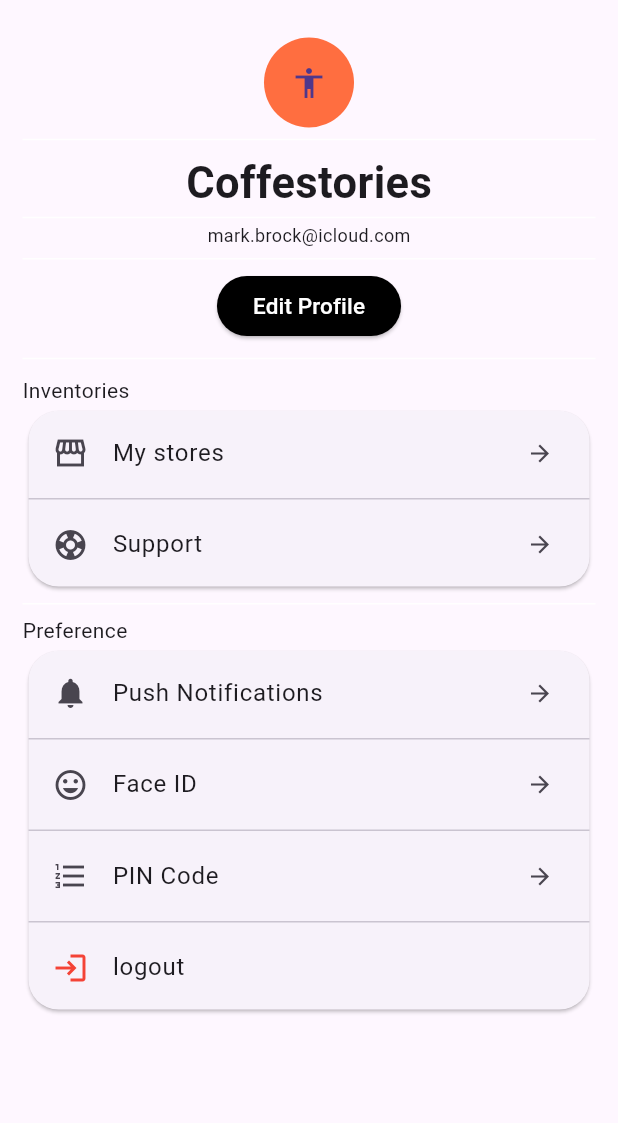
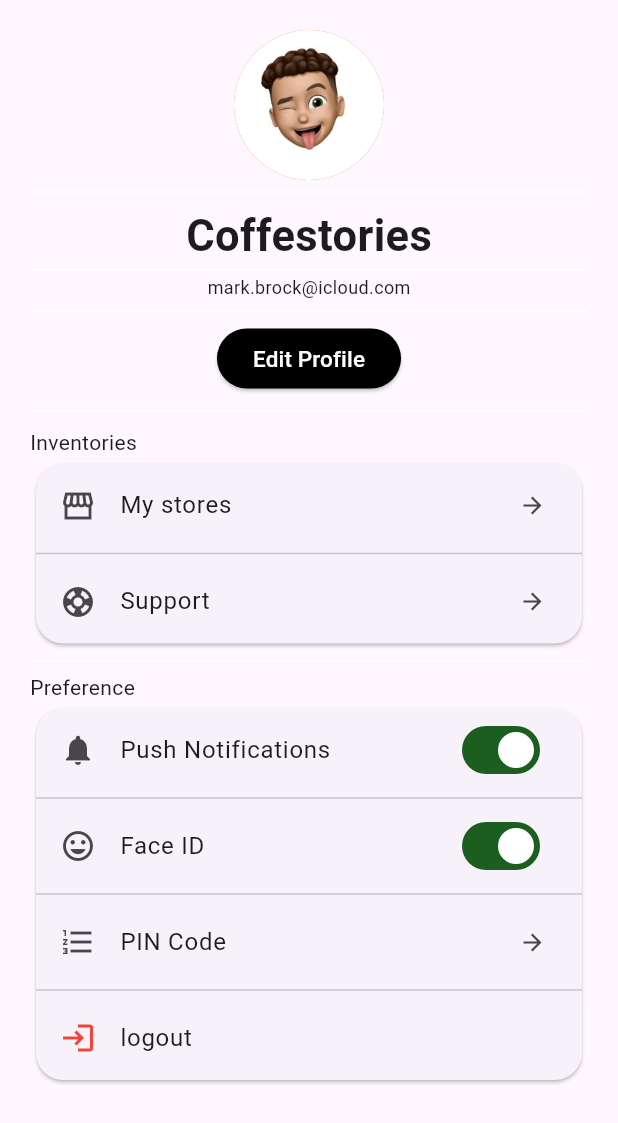
Before and after one commit to JDvarela675/Tarea2.1_lenguajes_de_programacion, a Flutter app: the screen it shows after launch, on a phone screen of 412 x 824 dp. Shown: the top 1123 px of the screen. Run offline on Flutter 3.47's test engine with Material 3 defaults, Android fonts, the phone set to English and light mode, and no system bars.

Commit message:
Imagen en el circle avatar y  los switches

```diff
--- a/disenopantalla/lib/pantalla.dart
+++ b/disenopantalla/lib/pantalla.dart
@@ -2,14 +2,14 @@ import 'package:disenopantalla/Texto.dart';
 import 'package:flutter/material.dart';
 
 class Pantalla extends StatelessWidget{
-  bool isSwitched=false;
+  bool isSwitched=true;
 
   @override
   Widget build(BuildContext context){
     return Scaffold(
          appBar: AppBar(toolbarHeight: 20,),
          body:Padding(
-          padding: const EdgeInsets.symmetric(horizontal:15.0,vertical: 5),
+          padding: const EdgeInsets.symmetric(horizontal:20.0,),
          child:Column(
           children: [
             Center(
@@ -18,9 +18,9 @@ class Pantalla extends StatelessWidget{
                   mainAxisAlignment: MainAxisAlignment.start,
                   children: [
                     CircleAvatar(
-              radius: 30.0,
+              radius: 50.0,
               backgroundColor: Colors.deepOrangeAccent,
-              child: Icon(Icons.accessibility_sharp),  // dejar el icon mientras busco como poner una imagen en el circle avatar
+              backgroundImage: AssetImage('assets/avatar_example.jpg'),  // dejar el icon mientras busco como poner una imagen en el circle avatar
              ),
 
 
@@ -55,7 +55,7 @@ class Pantalla extends StatelessWidget{
               fontSize: 15
             ),
             ),
-            style: ElevatedButton.styleFrom(backgroundColor:Colors.black, )
+            style: ElevatedButton.styleFrom(backgroundColor:Colors.black )
             )
                     ],
          )
@@ -69,22 +69,22 @@ class Pantalla extends StatelessWidget{
 
             Card(
               shape: RoundedRectangleBorder(
-                borderRadius: BorderRadius.circular(20.0),
+                borderRadius: BorderRadius.circular(18.0),
               ),
               elevation: 1,
               child: Column(
                 children: [
                   ListTile(
+                    title: Text('My stores'),
                     leading: Icon(Icons.storefront_sharp),
-                    title: Text('My stores'),
                      trailing: Icon(Icons.arrow_forward_outlined, size: 18)
                   ),
 
-                  Divider(height: 5,),
+                  Divider(height: 8,),
 
                   ListTile(
+                    title: Text('Support'),
                     leading: Icon(Icons.support_rounded),
-                    title: Text('Support'),
                     trailing: Icon(Icons.arrow_forward_outlined, size: 18),
                   ),
          ],
@@ -98,41 +98,46 @@ class Pantalla extends StatelessWidget{
 
               Card(
               shape: RoundedRectangleBorder(
-                borderRadius: BorderRadius.circular(20.0),
+                borderRadius: BorderRadius.circular(18.0),
               ),
               elevation: 1,
               child: Column(
                 children: [
                   ListTile(
+                    title: Text('Push Notifications'),
                     leading: Icon(Icons.notifications),
-                    title: Text('Push Notifications'),
-                     trailing: Icon(Icons.arrow_forward_outlined, size: 18)
+                     trailing:  Switch(value: isSwitched, onChanged: (value) {},
+                     activeColor: Colors.white,
+                     activeTrackColor: Colors.green[900]),
                   ),
 
-                  Divider(height: 5,),
+                  Divider(height: 8,),
 
                   ListTile(
+                     title: Text('Face ID'),
                     leading: Icon(Icons.tag_faces_outlined),
-                    title: Text('Face ID'),
+                    trailing: Switch(value: isSwitched, onChanged: (value) {},
+                    activeColor:Colors.white,
+                    activeTrackColor: Colors.green[900])
+
+
+                  ),
+
+                  Divider(height: 8,),
+
+                  ListTile(
+                     title: Text('PIN Code'),
+                    leading: Icon(Icons.format_list_numbered_sharp),
                     trailing: Icon(Icons.arrow_forward_outlined, size: 18),
 
 
                   ),
-
-                  Divider(height: 5,),
-
-                  ListTile(
-                    leading: Icon(Icons.format_list_numbered_sharp),
-                    title: Text('PIN Code'),
-                    trailing: Icon(Icons.arrow_forward_outlined, size: 18),
-
-
-                  ),
-                  Divider(height: 5,),
+                  Divider(height: 8,),
 
                   ListTile(
                     leading: Icon(Icons.login_outlined,color: Colors.red,),
                     title: Text('logout',selectionColor: Colors.redAccent,),
+                    onTap: (){},
 
                   ),
 
```
Also changed, not shown: disenopantalla/pubspec.yaml (+2 -8 lines), disenopantalla/assets/avatar_example.jpg (added), disenopantalla/assets/tori.png (deleted).
